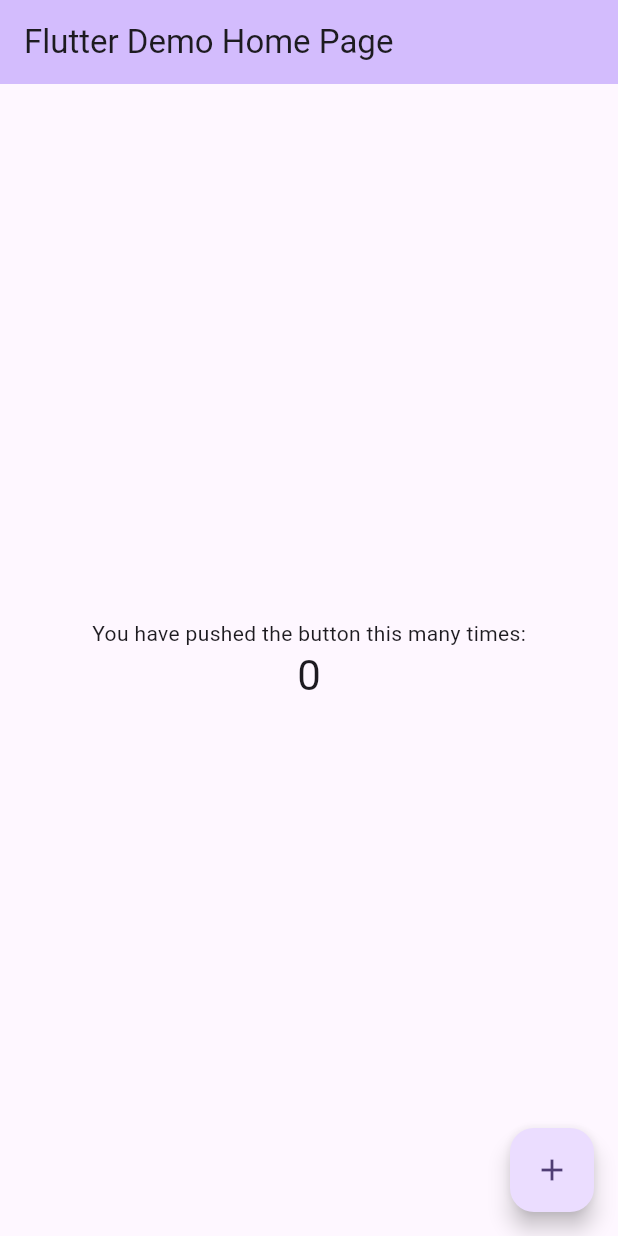
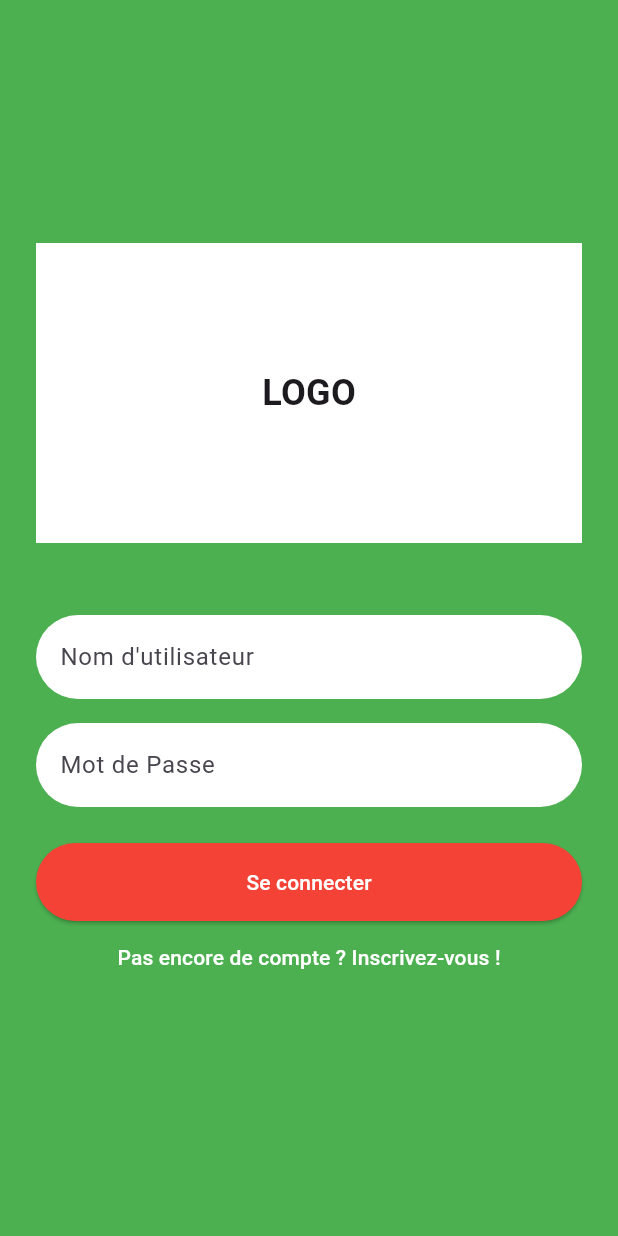
Before and after one commit to HWefour/MSPR_Mobile, a Flutter app: the screen it shows after launch, on a phone screen of 412 x 824 dp. Run offline on Flutter 3.47's test engine with Material 3 defaults, Android fonts, the phone set to English and light mode, and no system bars.

Commit message:
ajout page login

```diff
--- a/a_rosa_je/lib/main.dart
+++ b/a_rosa_je/lib/main.dart
@@ -1,125 +1,20 @@
 import 'package:flutter/material.dart';
+import 'pages/login_page.dart';
 
 void main() {
-  runApp(const MyApp());
+  runApp(MyApp());
 }
 
 class MyApp extends StatelessWidget {
-  const MyApp({super.key});
-
-  // This widget is the root of your application.
   @override
   Widget build(BuildContext context) {
     return MaterialApp(
-      title: 'Flutter Demo',
+      title: 'Flutter Login UI',
       theme: ThemeData(
-        // This is the theme of your application.
-        //
-        // TRY THIS: Try running your application with "flutter run". You'll see
-        // the application has a purple toolbar. Then, without quitting the app,
-        // try changing the seedColor in the colorScheme below to Colors.green
-        // and then invoke "hot reload" (save your changes or press the "hot
-        // reload" button in a Flutter-supported IDE, or press "r" if you used
-        // the command line to start the app).
-        //
-        // Notice that the counter didn't reset back to zero; the application
-        // state is not lost during the reload. To reset the state, use hot
-        // restart instead.
-        //
-        // This works for code too, not just values: Most code changes can be
-        // tested with just a hot reload.
-        colorScheme: ColorScheme.fromSeed(seedColor: Colors.deepPurple),
-        useMaterial3: true,
+        primarySwatch: Colors.blue,
+        visualDensity: VisualDensity.adaptivePlatformDensity,
       ),
-      home: const MyHomePage(title: 'Flutter Demo Home Page'),
+      home: LoginPage(),
     );
   }
 }
-
-class MyHomePage extends StatefulWidget {
-  const MyHomePage({super.key, required this.title});
-
-  // This widget is the home page of your application. It is stateful, meaning
-  // that it has a State object (defined below) that contains fields that affect
-  // how it looks.
-
-  // This class is the configuration for the state. It holds the values (in this
-  // case the title) provided by the parent (in this case the App widget) and
-  // used by the build method of the State. Fields in a Widget subclass are
-  // always marked "final".
-
-  final String title;
-
-  @override
-  State<MyHomePage> createState() => _MyHomePageState();
-}
-
-class _MyHomePageState extends State<MyHomePage> {
-  int _counter = 0;
-
-  void _incrementCounter() {
-    setState(() {
-      // This call to setState tells the Flutter framework that something has
-      // changed in this State, which causes it to rerun the build method below
-      // so that the display can reflect the updated values. If we changed
-      // _counter without calling setState(), then the build method would not be
-      // called again, and so nothing would appear to happen.
-      _counter++;
-    });
-  }
-
-  @override
-  Widget build(BuildContext context) {
-    // This method is rerun every time setState is called, for instance as done
-    // by the _incrementCounter method above.
-    //
-    // The Flutter framework has been optimized to make rerunning build methods
-    // fast, so that you can just rebuild anything that needs updating rather
-    // than having to individually change instances of widgets.
-    return Scaffold(
-      appBar: AppBar(
-        // TRY THIS: Try changing the color here to a specific color (to
-        // Colors.amber, perhaps?) and trigger a hot reload to see the AppBar
-        // change color while the other colors stay the same.
-        backgroundColor: Theme.of(context).colorScheme.inversePrimary,
-        // Here we take the value from the MyHomePage object that was created by
-        // the App.build method, and use it to set our appbar title.
-        title: Text(widget.title),
-      ),
-      body: Center(
-        // Center is a layout widget. It takes a single child and positions it
-        // in the middle of the parent.
-        child: Column(
-          // Column is also a layout widget. It takes a list of children and
-          // arranges them vertically. By default, it sizes itself to fit its
-          // children horizontally, and tries to be as tall as its parent.
-          //
-          // Column has various properties to control how it sizes itself and
-          // how it positions its children. Here we use mainAxisAlignment to
-          // center the children vertically; the main axis here is the vertical
-          // axis because Columns are vertical (the cross axis would be
-          // horizontal).
-          //
-          // TRY THIS: Invoke "debug painting" (choose the "Toggle Debug Paint"
-          // action in the IDE, or press "p" in the console), to see the
-          // wireframe for each widget.
-          mainAxisAlignment: MainAxisAlignment.center,
-          children: <Widget>[
-            const Text(
-              'You have pushed the button this many times:',
-            ),
-            Text(
-              '$_counter',
-              style: Theme.of(context).textTheme.headlineMedium,
-            ),
-          ],
-        ),
-      ),
-      floatingActionButton: FloatingActionButton(
-        onPressed: _incrementCounter,
-        tooltip: 'Increment',
-        child: const Icon(Icons.add),
-      ), // This trailing comma makes auto-formatting nicer for build methods.
-    );
-  }
-}
--- /dev/null
+++ b/a_rosa_je/lib/pages/login_page.dart
@@ -0,0 +1,129 @@
+import 'package:flutter/material.dart';
+
+class LoginPage extends StatelessWidget {
+  @override
+  Widget build(BuildContext context) {
+    return Scaffold(
+      backgroundColor: Colors.green,
+      body: SafeArea(
+        child: Center(
+          child: SingleChildScrollView(
+            padding: const EdgeInsets.symmetric(horizontal: 24.0),
+            child: Column(
+              mainAxisAlignment: MainAxisAlignment.center,
+              crossAxisAlignment: CrossAxisAlignment.stretch,
+              children: <Widget>[
+                LogoWidget(),
+                SizedBox(height: 48.0),
+                TextFieldWidget(
+                  hintText: 'Nom d\'utilisateur',
+                ),
+                SizedBox(height: 16.0),
+                TextFieldWidget(
+                  hintText: 'Mot de Passe',
+                  obscureText: true,
+                ),
+                SizedBox(height: 24.0),
+                ElevatedButtonWidget(
+                  buttonText: 'Se connecter',
+                  buttonColor: Colors.red,
+                  onPressed: () {
+                    // Handle login logic
+                  },
+                ),
+                TextButton(
+                  child: Text(
+                    'Pas encore de compte ? Inscrivez-vous !',
+                    style: TextStyle(color: Colors.white),
+                  ),
+                  onPressed: () {
+                    // Navigate to sign up page
+                  },
+                ),
+              ],
+            ),
+          ),
+        ),
+      ),
+    );
+  }
+}
+
+class TextFieldWidget extends StatelessWidget {
+  final String hintText;
+  final bool obscureText;
+
+  const TextFieldWidget({
+    Key? key,
+    required this.hintText,
+    this.obscureText = false,
+  }) : super(key: key);
+
+  @override
+  Widget build(BuildContext context) {
+    return TextField(
+      obscureText: obscureText,
+      decoration: InputDecoration(
+        filled: true,
+        fillColor: Colors.white,
+        hintText: hintText,
+        border: OutlineInputBorder(
+          borderRadius: BorderRadius.circular(30.0),
+          borderSide: BorderSide.none,
+        ),
+      ),
+    );
+  }
+}
+
+class ElevatedButtonWidget extends StatelessWidget {
+  final String buttonText;
+  final Color buttonColor;
+  final VoidCallback onPressed;
+
+  const ElevatedButtonWidget({
+    Key? key,
+    required this.buttonText,
+    required this.buttonColor,
+    required this.onPressed,
+  }) : super(key: key);
+
+  @override
+  Widget build(BuildContext context) {
+    return ElevatedButton(
+      style: ElevatedButton.styleFrom(
+        primary: buttonColor,
+        onPrimary: Colors.white,
+        shape: StadiumBorder(),
+      ),
+      child: Padding(
+        padding: const EdgeInsets.all(16.0),
+        child: Text(buttonText),
+      ),
+      onPressed: onPressed,
+    );
+  }
+}
+
+class LogoWidget extends StatelessWidget {
+  @override
+  Widget build(BuildContext context) {
+    // Ideally, you'd use an AssetImage or NetworkImage depending on where your logo is hosted
+    // For example, AssetImage('assets/logo.png'),
+    return Container(
+      height: 200,
+      width: 200,
+      decoration: BoxDecoration(
+        color: Colors.white,
+        shape: BoxShape.rectangle,
+      ),
+      child: Center(
+        // Replace with your actual logo image
+        child: Text(
+          'LOGO',
+          style: TextStyle(fontSize: 24, fontWeight: FontWeight.bold),
+        ),
+      ),
+    );
+  }
+}
```
